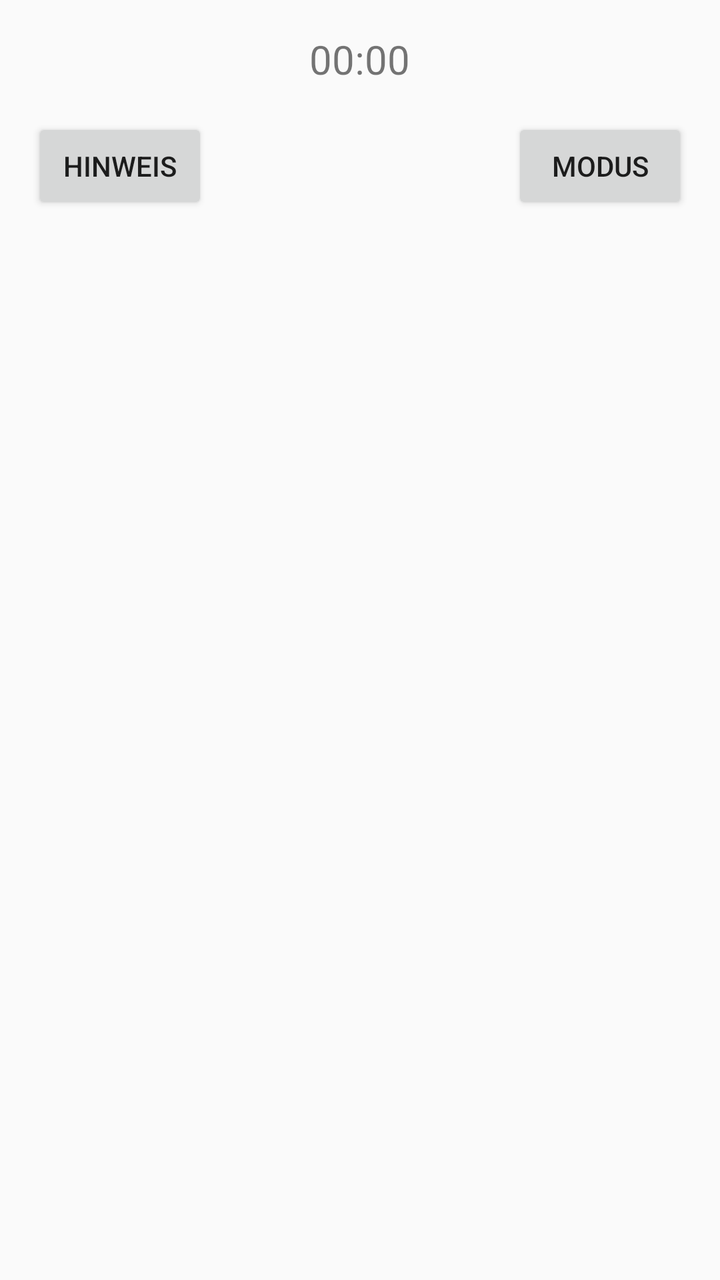
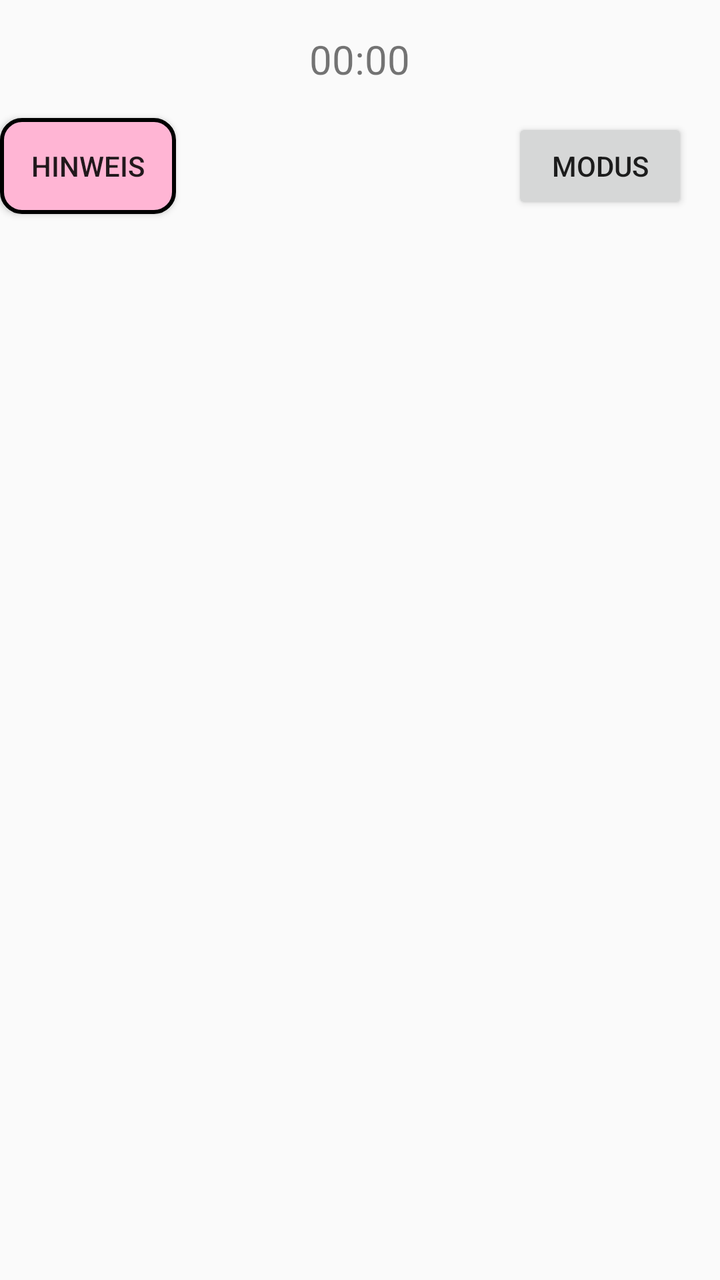

Screens rendered from an Android XML layout before and after an edit, with the pre-edit source and the edit as a unified diff.
<!-- AndroidManifest.xml: application theme Theme.AppCompat.Light.NoActionBar -->
<!-- res/layout/activity_play.xml -->
<?xml version="1.0" encoding="utf-8"?>
<RelativeLayout xmlns:android="http://schemas.android.com/apk/res/android"
    android:layout_width="match_parent"
    android:layout_height="match_parent">

    
    <TextView
        android:id="@+id/textViewTimer"
        android:layout_width="wrap_content"
        android:layout_height="wrap_content"
        android:layout_centerHorizontal="true"
        android:layout_marginTop="16dp"
        android:text="00:00"
        android:textSize="20sp" />

    
    <GridLayout
        android:id="@+id/gridLayoutSudoku"
        android:layout_width="match_parent"
        android:layout_height="wrap_content"
        android:layout_below="@id/textViewTimer"
        android:layout_marginTop="16dp"
        android:columnCount="9"
        android:rowCount="9">

        

    </GridLayout>

    
    <Button
        android:id="@+id/buttonHint"
        android:layout_width="wrap_content"
        android:layout_height="wrap_content"
        android:layout_below="@id/gridLayoutSudoku"
        android:layout_alignParentStart="true"
        android:layout_marginStart="16dp"
        android:text="Hinweis" />

    
    <Button
        android:id="@+id/buttonMode"
        android:layout_width="wrap_content"
        android:layout_height="wrap_content"
        android:layout_below="@id/gridLayoutSudoku"
        android:layout_alignParentEnd="true"
        android:layout_marginEnd="16dp"
        android:text="Modus" />

</RelativeLayout>
<!-- resources referenced by this layout -->
<resources>

</resources>

<!-- the commit's change to res/layout/activity_play.xml (unified diff, before → after) -->
@@ -10,7 +10,7 @@
         android:layout_height="wrap_content"
         android:layout_centerHorizontal="true"
         android:layout_marginTop="16dp"
-        android:text="00:00"
+        android:text="@string/time"
         android:textSize="20sp" />
 
     
@@ -27,15 +27,14 @@
 
     </GridLayout>
 
-    
     <Button
         android:id="@+id/buttonHint"
         android:layout_width="wrap_content"
         android:layout_height="wrap_content"
         android:layout_below="@id/gridLayoutSudoku"
         android:layout_alignParentStart="true"
-        android:layout_marginStart="16dp"
-        android:text="Hinweis" />
+        android:background="@drawable/btn_primary"
+        android:text="@string/hinweis" />
 
     
     <Button
@@ -45,6 +44,6 @@
         android:layout_below="@id/gridLayoutSudoku"
         android:layout_alignParentEnd="true"
         android:layout_marginEnd="16dp"
-        android:text="Modus" />
+        android:text="@string/modus" />
 
 </RelativeLayout>
<!-- resource entries referenced after the edit -->
@@ -1,5 +1,22 @@
 <!-- resources referenced by this layout -->
 <resources>
-
+  <!-- drawable btn_primary (drawable) -->
+  <?xml version="1.0" encoding="utf-8"?>
+  <shape xmlns:android="http://schemas.android.com/apk/res/android"
+      android:padding="16dp"
+      android:shape="rectangle">
+      <solid
+          android:color="@color/rose"
+          />
+      <stroke
+          android:width="2dp"
+          android:color="@color/black" />
+      <corners android:radius="10dp" />
+  </shape>
+  <string name="hinweis">Hinweis</string>
+  <string name="modus">Modus</string>
+  <string name="time">00:00</string>
+  <color name="rose">#FFFFB5D4</color>
+  <color name="black">#FF000000</color>
 </resources>
 
